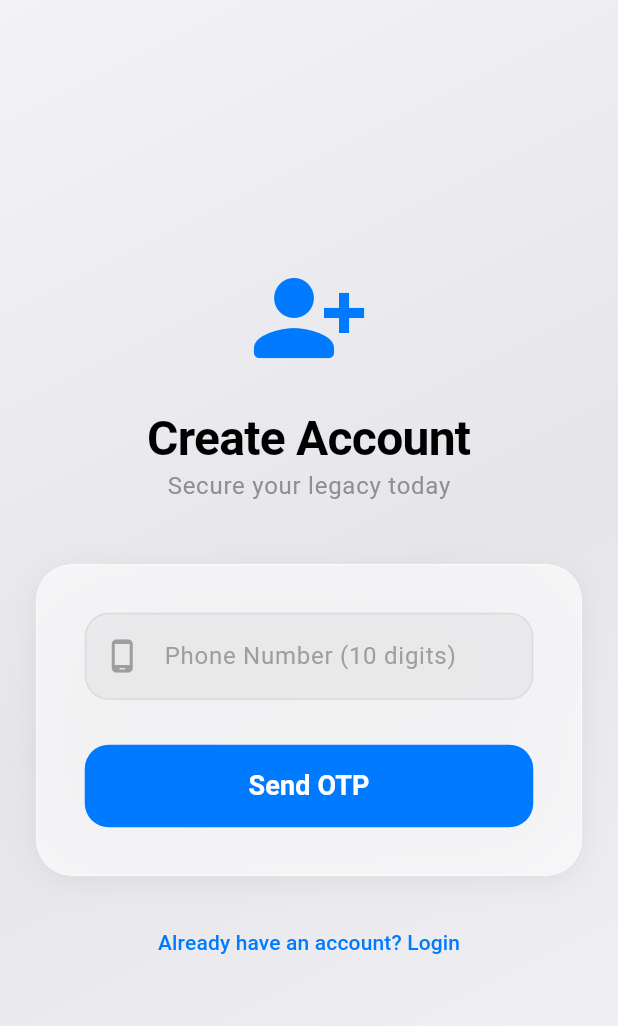
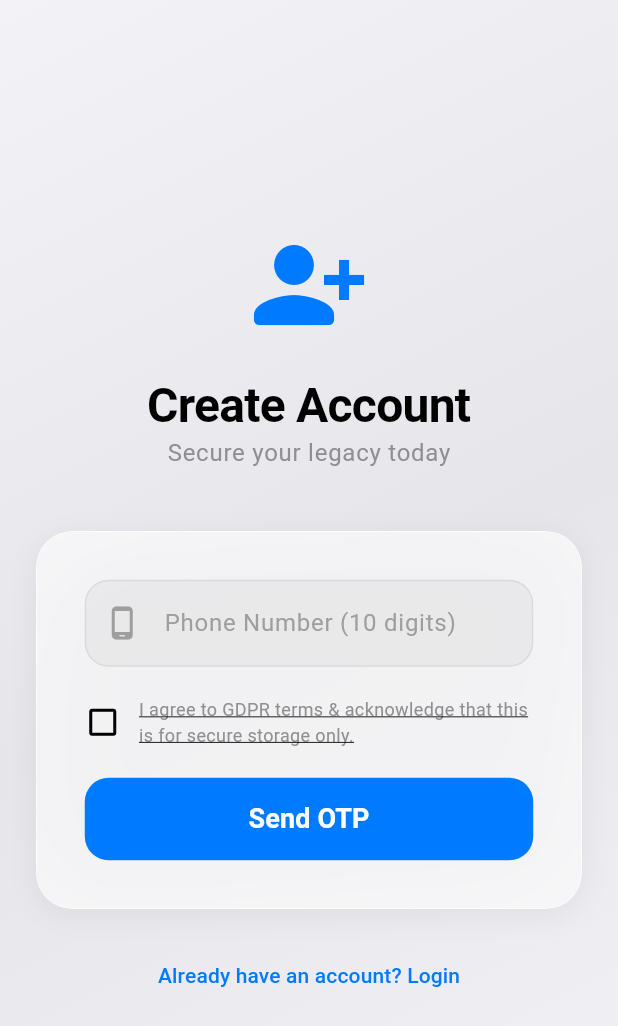
Before and after one commit to BijjaSagar/vashihat-nama, a Flutter app: the screen it shows after launch, after a tap on "Create New Secure Vault", on a phone screen of 412 x 824 dp. Shown: the top 1026 px of the screen. Run offline on Flutter 3.47's test engine with Material 3 defaults, Android fonts, the phone set to English and light mode, and no system bars; our stand-ins replace audioplayers, dio, file_picker, firebase_auth, firebase_core, flutter_local_notifications and 7 more; missing offline and left inert: android_intent_plus, encrypt, flutter_background_service, google_mlkit_text_recognition, pointycastle; accounts and stored records are empty; network calls fail; Roboto replaces fonts that are missing (Helvetica Neue).

Commit message:
Rebrand to Eversafe, add GDPR compliance, and fix registration bugs

```diff
--- a/lib/main.dart
+++ b/lib/main.dart
@@ -43,7 +43,7 @@ class MyApp extends StatelessWidget {
   Widget build(BuildContext context) {
     return MaterialApp(
       debugShowCheckedModeBanner: false,
-      title: 'Vasihat Nama',
+      title: 'Eversafe',
       theme: AppTheme.darkTheme, // Apply the new Dark Theme
       home: const SecureLoginScreen(), // Start with the new Secure Login Screen
     );
--- a/lib/screens/grief_support_screen.dart
+++ b/lib/screens/grief_support_screen.dart
@@ -20,7 +20,7 @@ class _GriefSupportScreenState extends State<GriefSupportScreen> {
   @override
   void initState() {
     super.initState();
-    _messages.add({'role': 'assistant', 'content': 'I\'m here for you. 💙\n\nI understand this is an incredibly difficult time. I\'m the Vasihat Nama support assistant, and I\'m here to gently guide you through the process of understanding and accessing the digital legacy that has been entrusted to you.\n\nTake your time. There\'s no rush. Whenever you\'re ready, you can ask me anything — about the vault, about next legal steps, or just share how you\'re feeling.'});
+    _messages.add({'role': 'assistant', 'content': 'I\'m here for you. 💙\n\nI understand this is an incredibly difficult time. I\'m the Eversafe support assistant, and I\'m here to gently guide you through the process of understanding and accessing the digital legacy that has been entrusted to you.\n\nTake your time. There\'s no rush. Whenever you\'re ready, you can ask me anything — about the vault, about next legal steps, or just share how you\'re feeling.'});
   }
 
   Future<void> _sendMessage() async {
--- a/lib/screens/heartbeat_screen.dart
+++ b/lib/screens/heartbeat_screen.dart
@@ -59,6 +59,9 @@ class _HeartbeatScreenState extends State<HeartbeatScreen> {
       if (mounted) {
         setState(() {
           isActive = status['dead_mans_switch_active'] ?? false;
+          if (!isActive) {
+            NotificationService().cancelHeartbeatReminder();
+          }
           frequencyDays = status['check_in_frequency_days'] ?? 30;
           frequencyHours = status['check_in_frequency_hours'] ?? 0;
           frequencyMinutes = status['check_in_frequency_minutes'] ?? 0;
--- a/lib/screens/legal_assistant_screen.dart
+++ b/lib/screens/legal_assistant_screen.dart
@@ -14,7 +14,7 @@ class LegalAssistantScreen extends StatefulWidget {
 class _LegalAssistantScreenState extends State<LegalAssistantScreen> {
   final TextEditingController _messageController = TextEditingController();
   final List<Map<String, String>> _messages = [
-    {"role": "assistant", "content": "Hello! I am your Vasihat Nama Legal Assistant. How can I help you with inheritance or estate planning today?"}
+    {"role": "assistant", "content": "Hello! I am your Eversafe Legal Assistant. How can I help you with inheritance or estate planning today?"}
   ];
   final List<dynamic> _history = [];
   bool _isLoading = false;
--- a/lib/screens/login_screen.dart
+++ b/lib/screens/login_screen.dart
@@ -164,7 +164,7 @@ class _SecureLoginScreenState extends State<SecureLoginScreen> {
                 const Icon(Icons.shield_rounded, size: 80, color: AppTheme.primaryColor),
                 const SizedBox(height: 20),
                 Text(
-                  "Vasihat Nama",
+                  "Eversafe",
                     style: Theme.of(context).textTheme.headlineLarge?.copyWith(
                     color: AppTheme.textPrimary,
                     fontWeight: FontWeight.bold,
--- a/lib/screens/nominee_screen.dart
+++ b/lib/screens/nominee_screen.dart
@@ -559,7 +559,7 @@ class _NomineeScreenState extends State<NomineeScreen> {
       builder: (context) => AlertDialog(
         title: const Text("Terms for Physical Handover"),
         content: const Text(
-          "By enabling physical handover, you grant Vasihat Nama the right to access, print, and securely handle your documents for the purpose of notarization and physical delivery. A one-time processing fee will be charged upon trigger.",
+          "By enabling physical handover, you grant Eversafe the right to access, print, and securely handle your documents for the purpose of notarization and physical delivery. A one-time processing fee will be charged upon trigger.",
           style: TextStyle(fontSize: 14),
         ),
         actions: [
--- a/lib/screens/register_screen.dart
+++ b/lib/screens/register_screen.dart
@@ -1,6 +1,9 @@
+import 'dart:convert';
 import 'package:flutter/material.dart';
 import 'package:flutter/services.dart';
-import 'package:vasihat_nama/screens/dashboard_screen.dart';
+import 'package:shared_preferences/shared_preferences.dart';
+import 'package:eversafe/screens/dashboard_screen.dart';
+import 'package:eversafe/screens/legal_screen.dart';
 import '../theme/glassmorphism.dart';
 import '../theme/app_theme.dart';
 import '../services/api_service.dart';
@@ -21,6 +24,7 @@ class _RegisterScreenState extends State<RegisterScreen> {
   bool otpSent = false;
   bool otpVerified = false;
   bool _isLoading = false;
+  bool _agreeToTerms = false;
 
   void sendOTP() async {
     setState(() => _isLoading = true);
@@ -67,8 +71,12 @@ class _RegisterScreenState extends State<RegisterScreen> {
   }
 
   Future<void> completeRegistration() async {
+    if (phoneController.text.isEmpty) {
+      ScaffoldMessenger.of(context).showSnackBar(const SnackBar(content: Text("Mobile number missing. Please verify again.")));
+      return;
+    }
     if (nameController.text.isEmpty || emailController.text.isEmpty) {
-      ScaffoldMessenger.of(context).showSnackBar(const SnackBar(content: Text("Please fill all details")));
+      ScaffoldMessenger.of(context).showSnackBar(const SnackBar(content: Text("Please enter your name and email")));
       return;
     }
 
@@ -88,8 +96,16 @@ class _RegisterScreenState extends State<RegisterScreen> {
           emailController.text
         );
 
+        final prefs = await SharedPreferences.getInstance();
+        if (registeredUser['user'] != null) {
+          await prefs.setString('userProfile', jsonEncode(registeredUser['user']));
+        }
+        if (registeredUser['token'] != null) {
+          await prefs.setString('authToken', registeredUser['token']);
+        }
+
         if (!mounted) return;
-        navigateToDashboard(registeredUser['user']);
+        navigateToDashboard(registeredUser['user'] ?? {});
     } catch (e) {
       if (!mounted) return;
       setState(() => _isLoading = false);
@@ -198,7 +214,36 @@ class _RegisterScreenState extends State<RegisterScreen> {
                              keyboardType: TextInputType.emailAddress
                            ),
                         ],
-                        const SizedBox(height: 30),
+                        const SizedBox(height: 20),
+                        // GDPR & DISCLAIMER CHECKBOX
+                        Row(
+                          children: [
+                            SizedBox(
+                              height: 24,
+                              width: 24,
+                              child: Checkbox(
+                                value: _agreeToTerms,
+                                onChanged: (val) => setState(() => _agreeToTerms = val ?? false),
+                                activeColor: AppTheme.primaryColor,
+                              ),
+                            ),
+                            const SizedBox(width: 12),
+                            Expanded(
+                              child: GestureDetector(
+                                onTap: () => Navigator.push(context, MaterialPageRoute(builder: (context) => const LegalScreen())),
+                                child: Text(
+                                  "I agree to GDPR terms & acknowledge that this is for secure storage only.",
+                                  style: TextStyle(
+                                    fontSize: 12,
+                                    color: AppTheme.textSecondary,
+                                    decoration: TextDecoration.underline,
+                                  ),
+                                ),
+                              ),
+                            ),
+                          ],
+                        ),
+                        const SizedBox(height: 20),
 
                         // Action Button
                         SizedBox(
@@ -206,6 +251,12 @@ class _RegisterScreenState extends State<RegisterScreen> {
                         height: 55,
                         child: ElevatedButton(
                             onPressed: _isLoading ? null : () {
+                              if (!_agreeToTerms) {
+                                ScaffoldMessenger.of(context).showSnackBar(
+                                  const SnackBar(content: Text("Please agree to the GDPR terms and disclaimer to proceed.")),
+                                );
+                                return;
+                              }
                               if (otpVerified) {
                                 completeRegistration();
                               } else if (otpSent) {
--- a/package.json
+++ b/package.json
@@ -6,7 +6,7 @@
   "scripts": {
     "test": "jest --detectOpenHandles --forceExit",
     "start": "npm run dev",
-    "dev": "nodemon -e ts,sql --exec ts-node src/index.ts",
+    "dev": "nodemon -e ts,sql --exec ts-node api/index.ts",
     "build": "tsc",
     "deploy": "vercel --prod"
   },
--- a/pubspec.yaml
+++ b/pubspec.yaml
@@ -1,5 +1,5 @@
-name: vasihat_nama
-description: "A new Flutter project."
+name: eversafe
+description: "Eversafe - Secure Digital Vault and Legacy Planning"
 # The following line prevents the package from being accidentally published to
 # pub.dev using `flutter pub publish`. This is preferred for private packages.
 publish_to: 'none' # Remove this line if you wish to publish to pub.dev
```
Also changed, not shown: lib/screens/dashboard_screen.dart (+34 -0 lines), lib/screens/legal_screen.dart (added, +90 -0 lines), lib/services/background_alarm_service.dart (+14 -1 lines), 4 other files.
